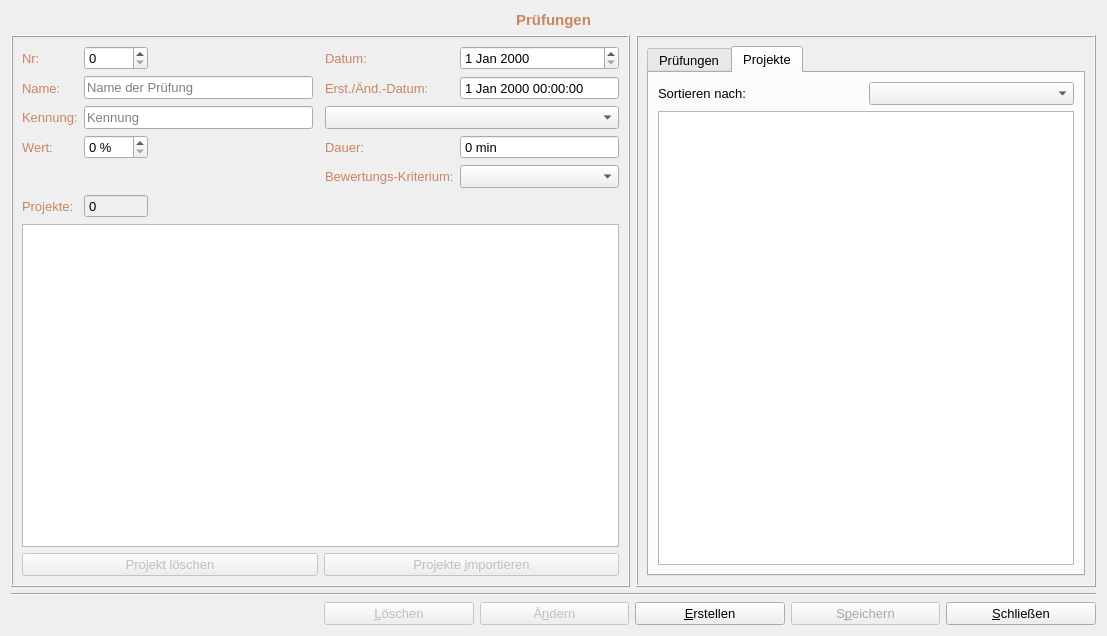
fasa1964/fshkkap, file formskills.ui: the form before one commit.
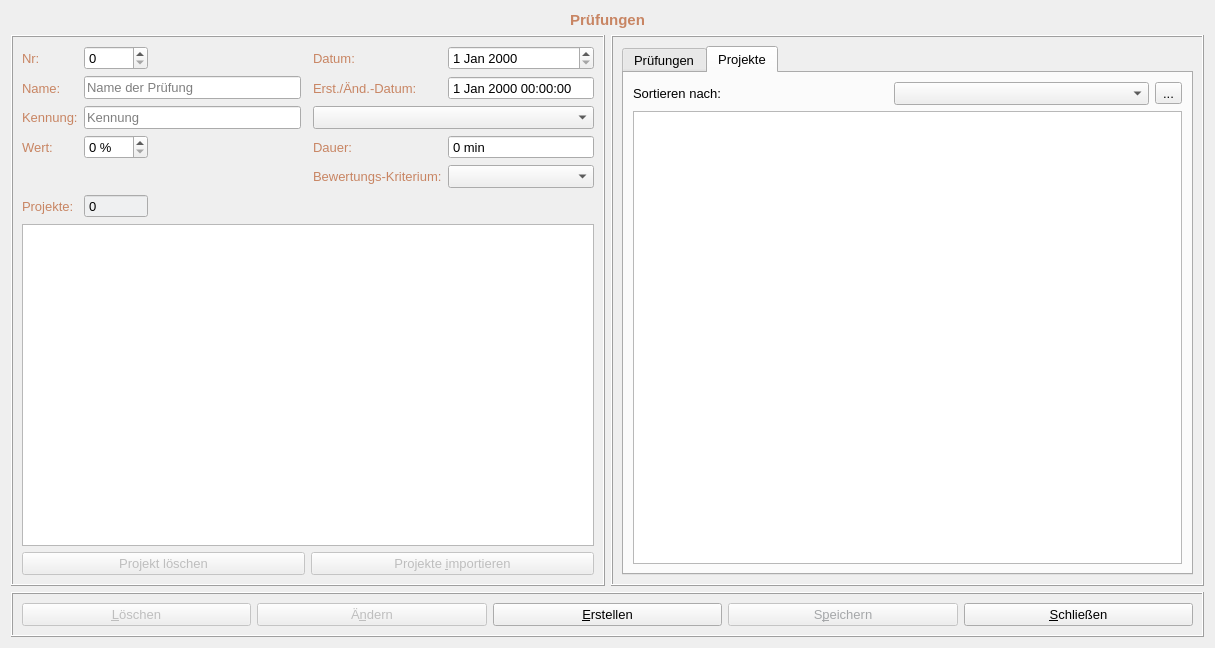
The form after the commit.

Diff of the .ui file:
```diff
--- a/formskills.ui
+++ b/formskills.ui
@@ -6,8 +6,8 @@
    <rect>
     <x>0</x>
     <y>0</y>
-    <width>1107</width>
-    <height>636</height>
+    <width>1215</width>
+    <height>648</height>
    </rect>
   </property>
   <property name="font">
@@ -18,65 +18,11 @@
   <property name="windowTitle">
    <string>Form</string>
   </property>
-  <layout class="QGridLayout" name="gridLayout_5">
-   <item row="0" column="0" colspan="3">
-    <widget class="QLabel" name="label">
-     <property name="palette">
-      <palette>
-       <active>
-        <colorrole role="WindowText">
-         <brush brushstyle="SolidPattern">
-          <color alpha="255">
-           <red>200</red>
-           <green>133</green>
-           <blue>99</blue>
-          </color>
-         </brush>
-        </colorrole>
-       </active>
-       <inactive>
-        <colorrole role="WindowText">
-         <brush brushstyle="SolidPattern">
-          <color alpha="255">
-           <red>200</red>
-           <green>133</green>
-           <blue>99</blue>
-          </color>
-         </brush>
-        </colorrole>
-       </inactive>
-       <disabled>
-        <colorrole role="WindowText">
-         <brush brushstyle="SolidPattern">
-          <color alpha="255">
-           <red>165</red>
-           <green>167</green>
-           <blue>169</blue>
-          </color>
-         </brush>
-        </colorrole>
-       </disabled>
-      </palette>
-     </property>
-     <property name="font">
-      <font>
-       <pointsize>11</pointsize>
-       <weight>75</weight>
-       <bold>true</bold>
-      </font>
-     </property>
-     <property name="text">
-      <string>Prüfungen</string>
-     </property>
-     <property name="alignment">
-      <set>Qt::AlignCenter</set>
-     </property>
-    </widget>
-   </item>
-   <item row="1" column="0" colspan="2">
+  <layout class="QGridLayout" name="gridLayout_6">
+   <item row="1" column="0">
     <widget class="QFrame" name="frame_2">
      <property name="sizePolicy">
-      <sizepolicy hsizetype="Expanding" vsizetype="Preferred">
+      <sizepolicy hsizetype="Preferred" vsizetype="Preferred">
        <horstretch>0</horstretch>
        <verstretch>0</verstretch>
       </sizepolicy>
@@ -87,6 +33,12 @@
        <height>0</height>
       </size>
      </property>
+     <property name="maximumSize">
+      <size>
+       <width>680</width>
+       <height>16777215</height>
+      </size>
+     </property>
      <property name="frameShape">
       <enum>QFrame::Box</enum>
      </property>
@@ -472,6 +424,12 @@
         <property name="enabled">
          <bool>true</bool>
         </property>
+        <property name="mouseTracking">
+         <bool>true</bool>
+        </property>
+        <property name="dragDropMode">
+         <enum>QAbstractItemView::DragDrop</enum>
+        </property>
        </widget>
       </item>
       <item row="2" column="4" colspan="2">
@@ -688,17 +646,17 @@
      </layout>
     </widget>
    </item>
-   <item row="1" column="2">
+   <item row="1" column="1">
     <widget class="QFrame" name="frame">
      <property name="sizePolicy">
-      <sizepolicy hsizetype="Preferred" vsizetype="Preferred">
+      <sizepolicy hsizetype="Expanding" vsizetype="Preferred">
        <horstretch>0</horstretch>
        <verstretch>0</verstretch>
       </sizepolicy>
      </property>
      <property name="maximumSize">
       <size>
-       <width>460</width>
+       <width>16777215</width>
        <height>16777215</height>
       </size>
      </property>
@@ -729,13 +687,6 @@
           <string>Projekte</string>
          </attribute>
          <layout class="QGridLayout" name="gridLayout_2">
-          <item row="0" column="0">
-           <widget class="QLabel" name="label_8">
-            <property name="text">
-             <string>Sortieren nach:</string>
-            </property>
-           </widget>
-          </item>
           <item row="0" column="1">
            <widget class="QComboBox" name="sortKennunBox">
             <property name="toolTip">
@@ -743,24 +694,47 @@
             </property>
            </widget>
           </item>
-          <item row="1" column="0" colspan="2">
-           <widget class="QTableWidget" name="projektTable"/>
+          <item row="0" column="0">
+           <widget class="QLabel" name="label_8">
+            <property name="text">
+             <string>Sortieren nach:</string>
+            </property>
+           </widget>
           </item>
-         </layout>
-        </widget>
+          <item row="0" column="2">
+           <widget class="QToolButton" name="dragDropButton">
+            <property name="text">
+             <string>...</string>
+            </property>
+           </widget>
+          </item>
+          <item row="1" column="0" colspan="3">
+           <widget class="QTableWidget" name="projektTable">
+            <property name="mouseTracking">
+             <bool>true</bool>
+            </property>
+            <property name="dragDropMode">
+             <enum>QAbstractItemView::DragOnly</enum>
+            </property>
        </widget>
       </item>
      </layout>
     </widget>
-   </item>
-   <item row="2" column="0" colspan="3">
-    <widget class="Line" name="line">
-     <property name="orientation">
-      <enum>Qt::Horizontal</enum>
-     </property>
+       </widget>
+      </item>
+     </layout>
     </widget>
    </item>
-   <item row="3" column="1" colspan="2">
+   <item row="2" column="0" colspan="2">
+    <widget class="QFrame" name="frame_3">
+     <property name="frameShape">
+      <enum>QFrame::Box</enum>
+     </property>
+     <property name="frameShadow">
+      <enum>QFrame::Raised</enum>
+     </property>
+     <layout class="QGridLayout" name="gridLayout_5">
+      <item row="0" column="0">
     <layout class="QHBoxLayout" name="horizontalLayout">
      <item>
       <widget class="QPushButton" name="deleteButton">
@@ -844,6 +818,63 @@
       </widget>
      </item>
     </layout>
+      </item>
+     </layout>
+    </widget>
+   </item>
+   <item row="0" column="0" colspan="2">
+    <widget class="QLabel" name="label">
+     <property name="palette">
+      <palette>
+       <active>
+        <colorrole role="WindowText">
+         <brush brushstyle="SolidPattern">
+          <color alpha="255">
+           <red>200</red>
+           <green>133</green>
+           <blue>99</blue>
+          </color>
+         </brush>
+        </colorrole>
+       </active>
+       <inactive>
+        <colorrole role="WindowText">
+         <brush brushstyle="SolidPattern">
+          <color alpha="255">
+           <red>200</red>
+           <green>133</green>
+           <blue>99</blue>
+          </color>
+         </brush>
+        </colorrole>
+       </inactive>
+       <disabled>
+        <colorrole role="WindowText">
+         <brush brushstyle="SolidPattern">
+          <color alpha="255">
+           <red>165</red>
+           <green>167</green>
+           <blue>169</blue>
+          </color>
+         </brush>
+        </colorrole>
+       </disabled>
+      </palette>
+     </property>
+     <property name="font">
+      <font>
+       <pointsize>11</pointsize>
+       <weight>75</weight>
+       <bold>true</bold>
+      </font>
+     </property>
+     <property name="text">
+      <string>Prüfungen</string>
+     </property>
+     <property name="alignment">
+      <set>Qt::AlignCenter</set>
+     </property>
+    </widget>
    </item>
   </layout>
  </widget>
```
Lines whose indentation alone changed are shown as unchanged.
